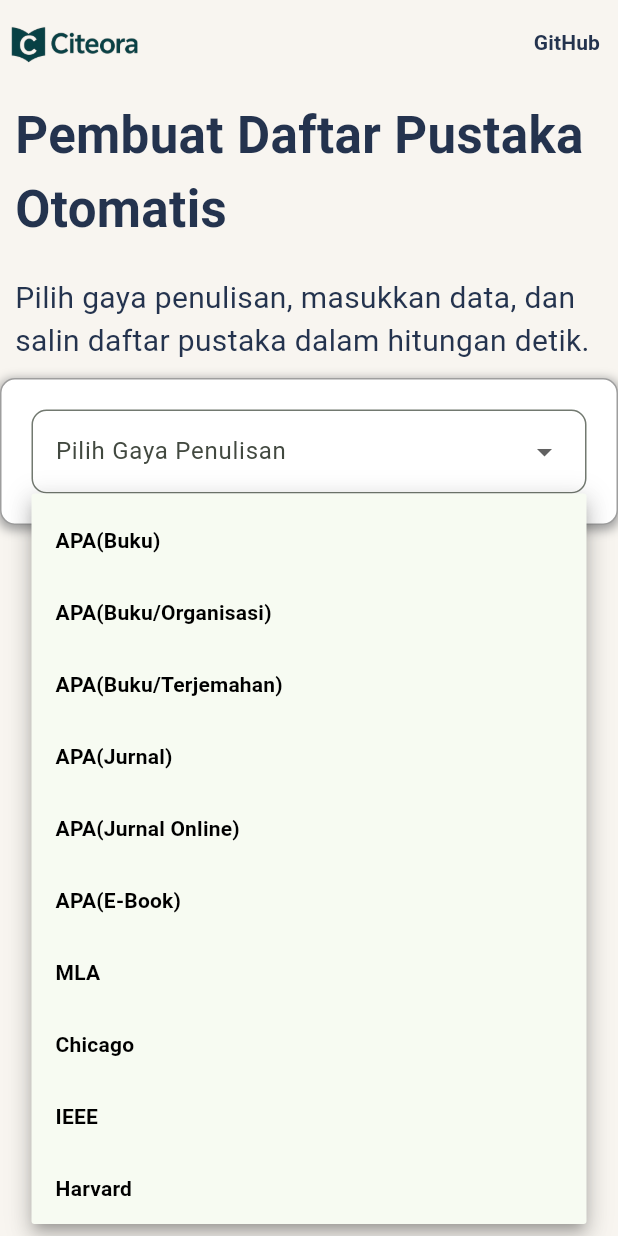
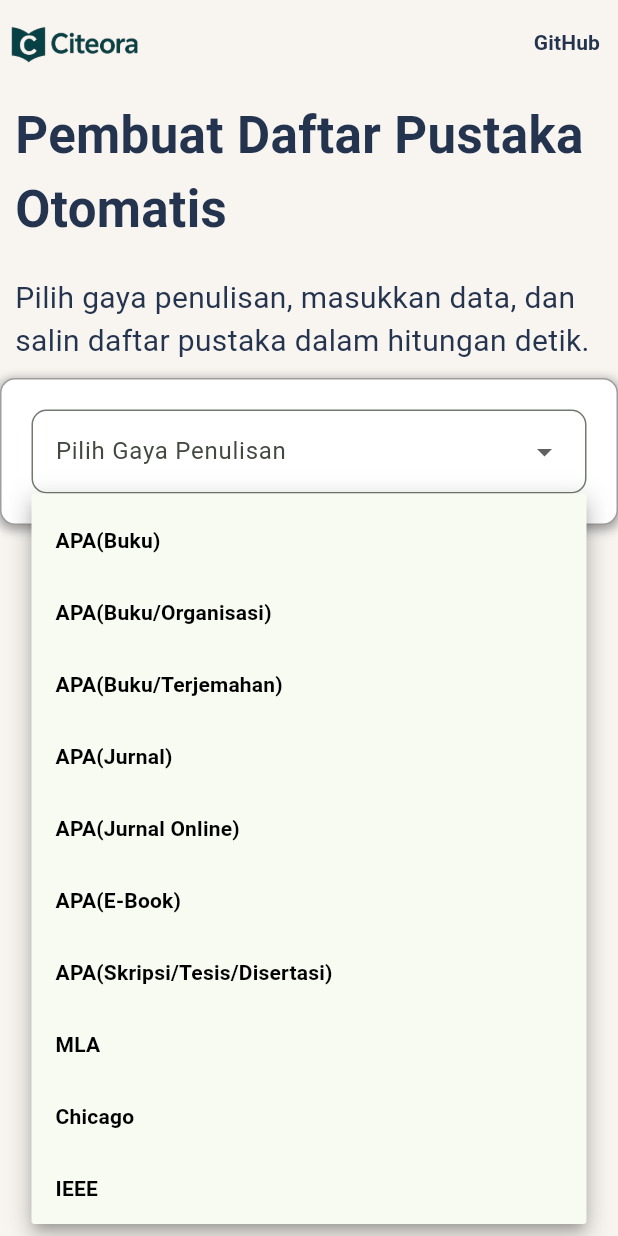
Before and after one commit to tibeesdev/citeora, a Flutter app: the screen it shows after launch, after a tap on "Pilih Gaya Penulisan", on a phone screen of 412 x 824 dp. Run offline on Flutter 3.47's test engine with Material 3 defaults, Android fonts, the phone set to English and light mode, and no system bars; our stand-ins replace dropdown_button2.

Commit message:
menambahkan opsi skripsi/tesis/jurnal

```diff
--- a/lib/main.dart
+++ b/lib/main.dart
@@ -78,6 +78,7 @@ class _MyHomePageState extends State<MyHomePage> {
     'APA(Jurnal)',
     'APA(Jurnal Online)',
     'APA(E-Book)',
+    'APA(Skripsi/Tesis/Disertasi)',
     'MLA',
     'Chicago',
     'IEEE',
@@ -144,6 +145,14 @@ class _MyHomePageState extends State<MyHomePage> {
       'Penerbit',
 
       'Tautan E-Book',
+    ],
+    listStyle[6]: [
+      // APA style untuk skripsi,tesis atau disertasi
+      'Tahun Terbit',
+      'Judul',
+      'Jenis (Skripsi/Tesis/Disertasi)',
+      'Nama Perguruan Tinggi',
+      'Tautan (jika ada)',
     ],
   };
 
@@ -391,6 +400,38 @@ class _MyHomePageState extends State<MyHomePage> {
           listInput[2] +
           listInput[3] +
           listInput[4];
+    } else if (selectedStyle == listStyle[6]) {
+      //  skripsi,tesis,jurnal
+
+      if (index == 0) {
+        // Tahun Terbit
+        listInput[index] = ' ($value). ';
+      } else if (index == 1) {
+        // Judul
+        listInput[index] = toItalic(value) + '. ';
+      } else if (index == 2) {
+        // 'Jenis (Skripsi/Tesis/Disertasi)',
+        if (value.toLowerCase() == 'skripsi') {
+          listInput[index] = '(Skripsi sarjana, ';
+        } else if (value.toLowerCase() == 'tesis') {
+          listInput[index] = '(Tesis magister, ';
+        } else if (value.toLowerCase() == 'disertasi') {
+          listInput[index] = '(Disertasi doktor, ';
+        }
+      } else if (index == 3) {
+        // 'Nama Perguruan Tinggi',
+        listInput[index] = value + '). ';
+      } else if (index == 4) {
+        // 'Tautan (jika ada)'
+        listInput[index] = value;
+      }
+
+      formatted_string =
+          listInput[0] +
+          listInput[1] +
+          listInput[2] +
+          listInput[3] +
+          listInput[4];
     }
 
     return formatted_string; // return string yang sudah di format
@@ -484,7 +525,8 @@ class _MyHomePageState extends State<MyHomePage> {
                                 selectedStyle == listStyle[2] ||
                                 selectedStyle == listStyle[3] ||
                                 selectedStyle == listStyle[4] ||
-                                selectedStyle == listStyle[5]
+                                selectedStyle == listStyle[5] ||
+                                selectedStyle == listStyle[6]
                             ? widgetNamaPengarang()
                             : Container(),
                         ///////////////////////////////////////////////////////////////////////////////////////////////////////////////////////////
@@ -508,6 +550,9 @@ class _MyHomePageState extends State<MyHomePage> {
                             ? widgetStyleAPABuku()
                             : Container(), // APA buku dari jurnal
                         selectedStyle == listStyle[5]
+                            ? widgetStyleAPABuku()
+                            : Container(), // APA buku dari jurnal
+                        selectedStyle == listStyle[6]
                             ? widgetStyleAPABuku()
                             : Container(), // APA buku dari jurnal
                       ],
```
